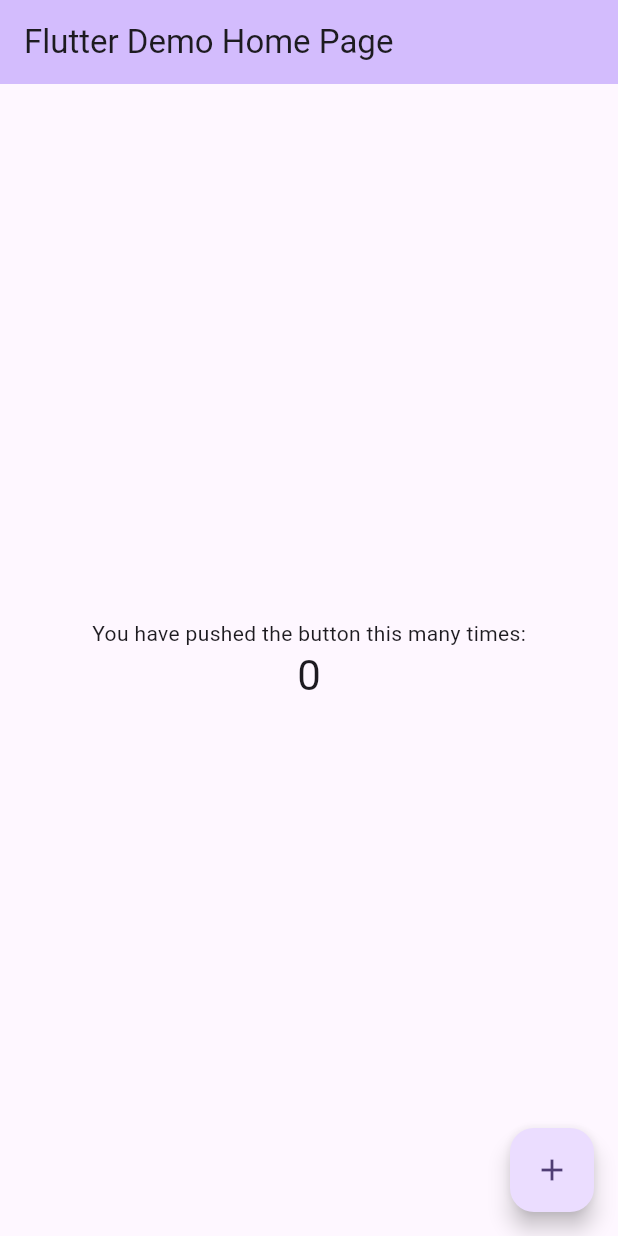
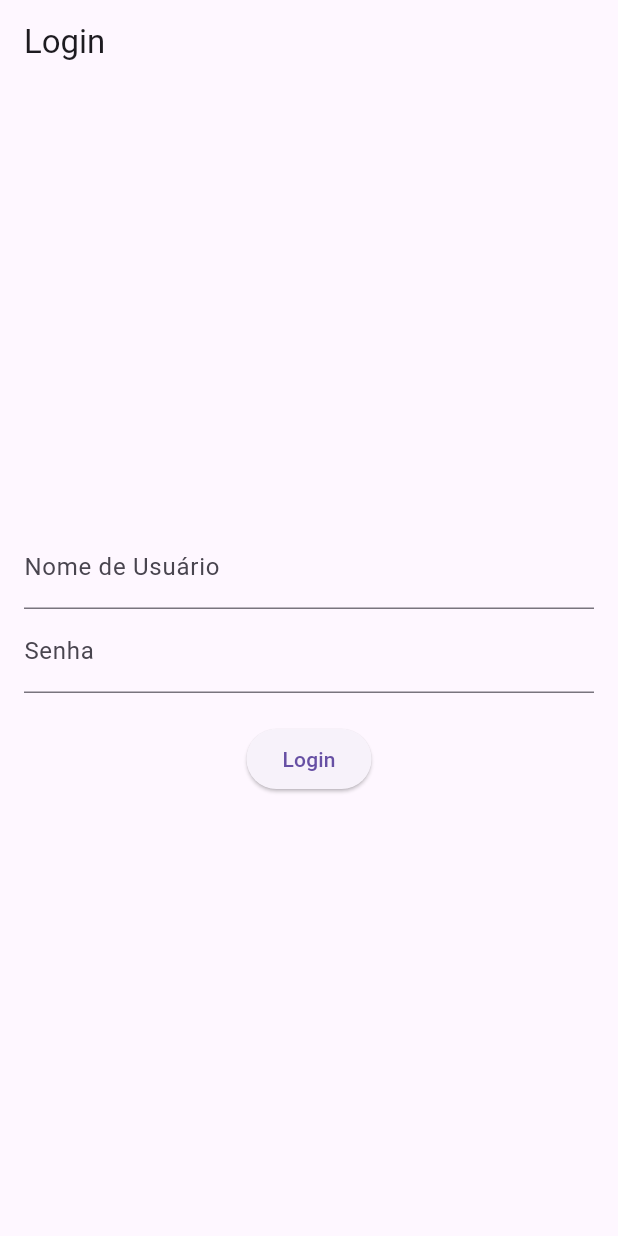
Before and after one commit to LuisEduardo21/Test_Salsa_APP, a Flutter app: the screen it shows after launch, on a phone screen of 412 x 824 dp. Run offline on Flutter 3.47's test engine with Material 3 defaults, Android fonts, the phone set to English and light mode, and no system bars; our stand-ins replace flutter_mobx, get_it, go_router, hive, hive_flutter, mobx and 1 more; missing offline and left inert: webview_flutter_android, webview_flutter_wkwebview; accounts and stored records are empty; generated files the repository leaves out were written again.

Commit message:
feat: 🚧 add first version code

```diff
--- a/lib/main.dart
+++ b/lib/main.dart
@@ -1,122 +1,71 @@
 import 'package:flutter/material.dart';
+import 'package:flutter_mobx/flutter_mobx.dart';
+import 'package:get_it/get_it.dart';
+import 'package:go_router/go_router.dart';
+import 'package:hive_flutter/hive_flutter.dart';
 
-void main() {
-  runApp(const MyApp());
+import 'models/item.dart';
+import 'models/usuario.dart';
+import 'services/servico_armazenamento.dart';
+import 'viewmodels/auth_viewmodel.dart';
+import 'viewmodels/favorites_viewmodel.dart';
+import 'viewmodels/theme_viewmodel.dart';
+import 'views/home_view.dart';
+import 'views/login_view.dart';
+import 'views/settings_view.dart';
+import 'views/webview_view.dart';
+
+final sl = GetIt.instance;
+
+Future<void> main() async {
+  WidgetsFlutterBinding.ensureInitialized();
+  await Hive.initFlutter();
+  Hive.registerAdapter(UsuarioAdapter());
+  Hive.registerAdapter(ItemAdapter());
+  await configurarInjecao();
+  runApp(MeuApp());
 }
 
-class MyApp extends StatelessWidget {
-  const MyApp({super.key});
+Future<void> configurarInjecao() async {
+  sl.registerSingleton<ServicoArmazenamento>(ServicoArmazenamento());
+  await sl<ServicoArmazenamento>().init();
+  sl.registerLazySingleton<AuthViewModel>(() => AuthViewModel());
+  sl.registerLazySingleton<ThemeViewModel>(() => ThemeViewModel());
+  sl.registerLazySingleton<FavoritesViewModel>(() => FavoritesViewModel());
+}
 
-  // This widget is the root of your application.
+class MeuApp extends StatelessWidget {
+  MeuApp({super.key});
+
+  final GoRouter _roteador = GoRouter(
+    initialLocation: sl<AuthViewModel>().estaLogado ? '/inicio' : '/login',
+    routes: [
+      GoRoute(path: '/login', builder: (context, state) => const LoginView()),
+      GoRoute(path: '/inicio', builder: (context, state) => HomeView()),
+      GoRoute(
+        path: '/webview',
+        builder: (context, state) => const WebViewView(),
+      ),
+      GoRoute(
+        path: '/configuracoes',
+        builder: (context, state) => const SettingsView(),
+      ),
+    ],
+  );
+
   @override
   Widget build(BuildContext context) {
-    return MaterialApp(
-      title: 'Flutter Demo1',
-      theme: ThemeData(
-        // This is the theme of your application.
-        //
-        // TRY THIS: Try running your application with "flutter run". You'll see
-        // the application has a purple toolbar. Then, without quitting the app,
-        // try changing the seedColor in the colorScheme below to Colors.green
-        // and then invoke "hot reload" (save your changes or press the "hot
-        // reload" button in a Flutter-supported IDE, or press "r" if you used
-        // the command line to start the app).
-        //
-        // Notice that the counter didn't reset back to zero; the application
-        // state is not lost during the reload. To reset the state, use hot
-        // restart instead.
-        //
-        // This works for code too, not just values: Most code changes can be
-        // tested with just a hot reload.
-        colorScheme: ColorScheme.fromSeed(seedColor: Colors.deepPurple),
-      ),
-      home: const MyHomePage(title: 'Flutter Demo Home Page'),
+    return Observer(
+      builder: (_) {
+        final themeViewModel = sl<ThemeViewModel>();
+        return MaterialApp.router(
+          title: 'Desafio Flutter',
+          theme: ThemeData.light(),
+          darkTheme: ThemeData.dark(),
+          themeMode: themeViewModel.modoTema,
+          routerConfig: _roteador,
+        );
+      },
     );
   }
 }
-
-class MyHomePage extends StatefulWidget {
-  const MyHomePage({super.key, required this.title});
-
-  // This widget is the home page of your application. It is stateful, meaning
-  // that it has a State object (defined below) that contains fields that affect
-  // how it looks.
-
-  // This class is the configuration for the state. It holds the values (in this
-  // case the title) provided by the parent (in this case the App widget) and
-  // used by the build method of the State. Fields in a Widget subclass are
-  // always marked "final".
-
-  final String title;
-
-  @override
-  State<MyHomePage> createState() => _MyHomePageState();
-}
-
-class _MyHomePageState extends State<MyHomePage> {
-  int _counter = 0;
-
-  void _incrementCounter() {
-    setState(() {
-      // This call to setState tells the Flutter framework that something has
-      // changed in this State, which causes it to rerun the build method below
-      // so that the display can reflect the updated values. If we changed
-      // _counter without calling setState(), then the build method would not be
-      // called again, and so nothing would appear to happen.
-      _counter++;
-    });
-  }
-
-  @override
-  Widget build(BuildContext context) {
-    // This method is rerun every time setState is called, for instance as done
-    // by the _incrementCounter method above.
-    //
-    // The Flutter framework has been optimized to make rerunning build methods
-    // fast, so that you can just rebuild anything that needs updating rather
-    // than having to individually change instances of widgets.
-    return Scaffold(
-      appBar: AppBar(
-        // TRY THIS: Try changing the color here to a specific color (to
-        // Colors.amber, perhaps?) and trigger a hot reload to see the AppBar
-        // change color while the other colors stay the same.
-        backgroundColor: Theme.of(context).colorScheme.inversePrimary,
-        // Here we take the value from the MyHomePage object that was created by
-        // the App.build method, and use it to set our appbar title.
-        title: Text(widget.title),
-      ),
-      body: Center(
-        // Center is a layout widget. It takes a single child and positions it
-        // in the middle of the parent.
-        child: Column(
-          // Column is also a layout widget. It takes a list of children and
-          // arranges them vertically. By default, it sizes itself to fit its
-          // children horizontally, and tries to be as tall as its parent.
-          //
-          // Column has various properties to control how it sizes itself and
-          // how it positions its children. Here we use mainAxisAlignment to
-          // center the children vertically; the main axis here is the vertical
-          // axis because Columns are vertical (the cross axis would be
-          // horizontal).
-          //
-          // TRY THIS: Invoke "debug painting" (choose the "Toggle Debug Paint"
-          // action in the IDE, or press "p" in the console), to see the
-          // wireframe for each widget.
-          mainAxisAlignment: MainAxisAlignment.center,
-          children: <Widget>[
-            const Text('You have pushed the button this many times:'),
-            Text(
-              '$_counter',
-              style: Theme.of(context).textTheme.headlineMedium,
-            ),
-          ],
-        ),
-      ),
-      floatingActionButton: FloatingActionButton(
-        onPressed: _incrementCounter,
-        tooltip: 'Increment',
-        child: const Icon(Icons.add),
-      ), // This trailing comma makes auto-formatting nicer for build methods.
-    );
-  }
-}
--- /dev/null
+++ b/lib/models/item.dart
@@ -0,0 +1,14 @@
+import 'package:hive/hive.dart';
+
+part 'item.g.dart';
+
+@HiveType(typeId: 1)
+class Item extends HiveObject {
+  @HiveField(0)
+  String id;
+
+  @HiveField(1)
+  String nome;
+
+  Item({required this.id, required this.nome});
+}
--- /dev/null
+++ b/lib/views/login_view.dart
@@ -0,0 +1,59 @@
+import 'package:flutter/material.dart';
+import 'package:get_it/get_it.dart';
+import 'package:go_router/go_router.dart';
+
+import '../viewmodels/auth_viewmodel.dart';
+
+class LoginView extends StatefulWidget {
+  const LoginView({super.key});
+
+  @override
+  State<LoginView> createState() => _LoginViewState();
+}
+
+class _LoginViewState extends State<LoginView> {
+  final _controladorNomeUsuario = TextEditingController();
+  final _controladorSenha = TextEditingController();
+  final AuthViewModel _authViewModel = GetIt.I<AuthViewModel>();
+
+  @override
+  Widget build(BuildContext context) {
+    return Scaffold(
+      appBar: AppBar(title: const Text('Login')),
+      body: Padding(
+        padding: const EdgeInsets.all(16.0),
+        child: Column(
+          mainAxisAlignment: MainAxisAlignment.center,
+          children: [
+            TextField(
+              controller: _controladorNomeUsuario,
+              decoration: const InputDecoration(labelText: 'Nome de Usuário'),
+            ),
+            TextField(
+              controller: _controladorSenha,
+              decoration: const InputDecoration(labelText: 'Senha'),
+              obscureText: true,
+            ),
+            const SizedBox(height: 20),
+            ElevatedButton(
+              onPressed: () async {
+                final sucesso = await _authViewModel.fazerLogin(
+                  _controladorNomeUsuario.text,
+                  _controladorSenha.text,
+                );
+                if (sucesso) {
+                  context.go('/inicio');
+                } else {
+                  ScaffoldMessenger.of(context).showSnackBar(
+                    const SnackBar(content: Text('Credenciais inválidas')),
+                  );
+                }
+              },
+              child: const Text('Login'),
+            ),
+          ],
+        ),
+      ),
+    );
+  }
+}
```
Also changed, not shown: lib/models/usuario.dart (added, +11 -0 lines), lib/services/servico_armazenamento.dart (added, +21 -0 lines), lib/viewmodels/auth_viewmodel.dart (added, +51 -0 lines), lib/viewmodels/favorites_viewmodel.dart (added, +42 -0 lines), lib/viewmodels/theme_viewmodel.dart (added, +34 -0 lines), lib/views/home_view.dart (added, +66 -0 lines), lib/views/settings_view.dart (added, +50 -0 lines), lib/views/webview_view.dart (added, +64 -0 lines), pubspec.yaml (+13 -2 lines), lib/models/item.g.dart (added), lib/models/usuario.g.dart (added), lib/viewmodels/auth_viewmodel.g.dart (added), lib/viewmodels/favorites_viewmodel.g.dart (added), lib/viewmodels/theme_viewmodel.g.dart (added), 1 more files, 7 other files.
